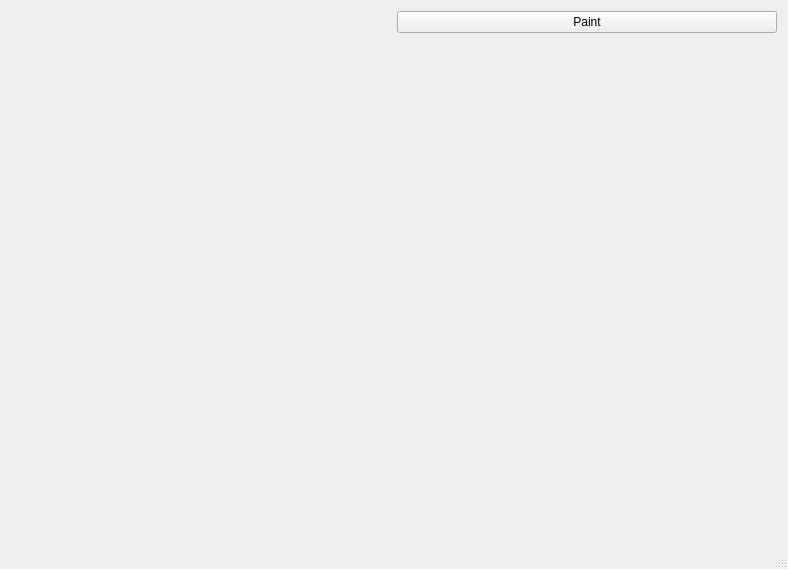
jan-moravec/fractals-qt, file mainWindow.ui: the form before one commit.
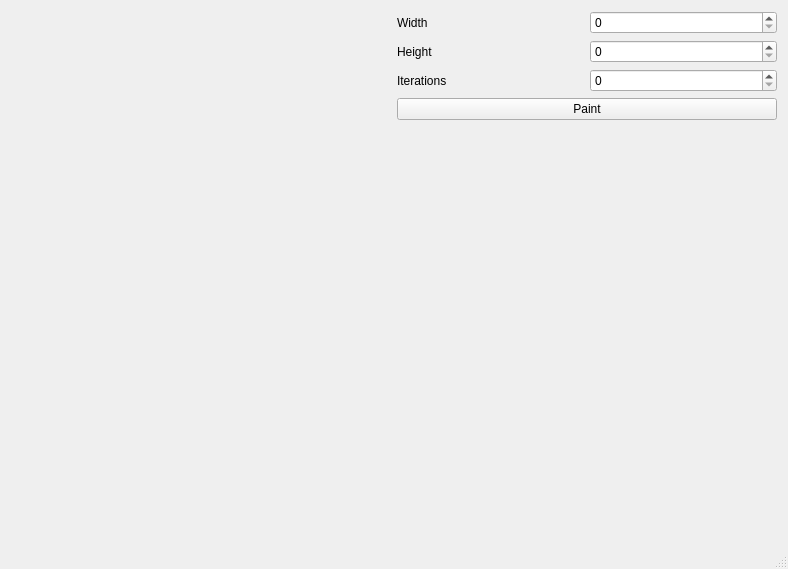
The form after the commit. Custom widgets are drawn as their Qt base class.

Patch:
```diff
--- a/mainWindow.ui
+++ b/mainWindow.ui
@@ -20,6 +20,66 @@
     </item>
     <item>
      <layout class="QVBoxLayout" name="configLayout">
+      <item>
+       <layout class="QHBoxLayout" name="widthHorizontalLayout">
+        <item>
+         <widget class="QLabel" name="widthLabel">
+          <property name="text">
+           <string>Width</string>
+          </property>
+         </widget>
+        </item>
+        <item>
+         <widget class="QSpinBox" name="widthSpinBox">
+          <property name="maximum">
+           <number>99999</number>
+          </property>
+          <property name="singleStep">
+           <number>4</number>
+          </property>
+         </widget>
+        </item>
+       </layout>
+      </item>
+      <item>
+       <layout class="QHBoxLayout" name="heightHorizontalLayout">
+        <item>
+         <widget class="QLabel" name="heightLabel">
+          <property name="text">
+           <string>Height</string>
+          </property>
+         </widget>
+        </item>
+        <item>
+         <widget class="QSpinBox" name="heightSpinBox">
+          <property name="maximum">
+           <number>99999</number>
+          </property>
+          <property name="singleStep">
+           <number>4</number>
+          </property>
+         </widget>
+        </item>
+       </layout>
+      </item>
+      <item>
+       <layout class="QHBoxLayout" name="iterationHorizontalLayout">
+        <item>
+         <widget class="QLabel" name="iterationLabel">
+          <property name="text">
+           <string>Iterations</string>
+          </property>
+         </widget>
+        </item>
+        <item>
+         <widget class="QSpinBox" name="iterationSpinBox">
+          <property name="maximum">
+           <number>99999</number>
+          </property>
+         </widget>
+        </item>
+       </layout>
+      </item>
       <item>
        <widget class="QPushButton" name="paintButton">
         <property name="text">
```
